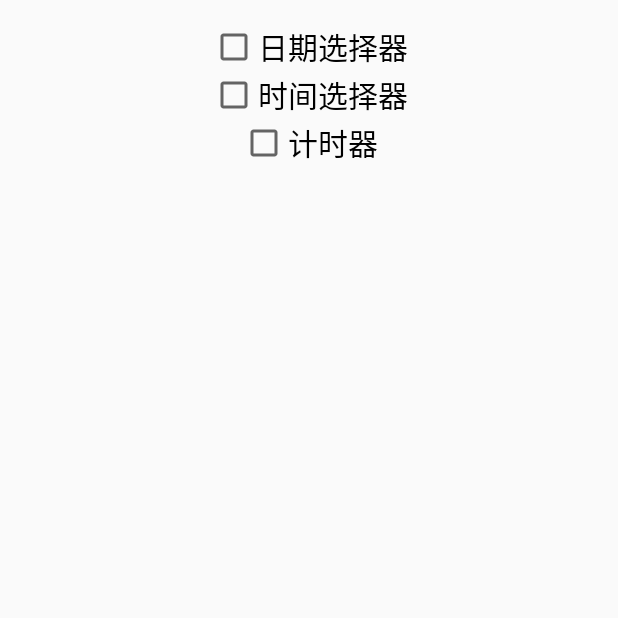
After one commit to EWinner1/Android, an Android app: the TimeActivity screen opened directly, with no data from a screen before it, on a phone screen of 412 x 824 dp, the top half of it. The commit adds this screen. Run offline under Robolectric (Android 15) with nearby library versions, the phone set to English and light mode, and no system bars.

Commit message:
new lesson
new lesson

```diff
--- a/Hello/app/src/main/AndroidManifest.xml
+++ b/Hello/app/src/main/AndroidManifest.xml
@@ -8,7 +8,11 @@
         android:label="@string/app_name"
         android:roundIcon="@mipmap/ic_launcher_round"
         android:supportsRtl="true"
-        android:theme="@style/AppTheme">
+        android:theme="@style/Theme.AppCompat.Light.DarkActionBar">
+        <activity android:name=".pack1.TimeActivity"
+            android:theme="@style/Theme.AppCompat.DayNight.NoActionBar"></activity>
+        <activity android:name=".pack1.CheckBoxActivity" />
+        <activity android:name=".pack1.RadioButtonActivity" />
         <activity android:name=".pack1.GridViewActivity" />
         <activity android:name=".pack1.TableLayoutActivity" />
         <activity android:name=".pack1.FrameLayoutActivity" />
--- a/Hello/app/src/main/java/com/ew/hello/pack1/GridViewActivity.java
+++ b/Hello/app/src/main/java/com/ew/hello/pack1/GridViewActivity.java
@@ -8,6 +8,7 @@ import android.widget.AdapterView;
 import android.widget.GridView;
 import android.widget.Toast;
 
+import com.ew.hello.IClass.ToastUtil;
 import com.ew.hello.R;
 
 public class GridViewActivity extends AppCompatActivity {
@@ -23,9 +24,7 @@ public class GridViewActivity extends AppCompatActivity {
         mGv.setOnItemClickListener(new AdapterView.OnItemClickListener() {
             @Override
             public void onItemClick(AdapterView<?> adapterView, View view, int i, long l) {
-                Toast.makeText(GridViewActivity.this,
-                        "位置:"+(i+1)+",id"+l+"."
-                        ,Toast.LENGTH_LONG).show();
+                ToastUtil.showMsg(GridViewActivity.this, "位置:"+(i+1)+",id"+l+".",0);
             }
         });
     }
--- a/Hello/app/src/main/java/com/ew/hello/pack1/GridViewAdapter.java
+++ b/Hello/app/src/main/java/com/ew/hello/pack1/GridViewAdapter.java
@@ -1,15 +1,11 @@
 package com.ew.hello.pack1;
 
 import android.content.Context;
-import android.util.Log;
 import android.view.LayoutInflater;
 import android.view.View;
 import android.view.ViewGroup;
 import android.widget.BaseAdapter;
-import android.widget.ImageView;
 import android.widget.TextView;
-
-import androidx.recyclerview.widget.RecyclerView;
 
 import com.ew.hello.R;
 
--- /dev/null
+++ b/Hello/app/src/main/java/com/ew/hello/pack1/TimeActivity.java
@@ -0,0 +1,167 @@
+package com.ew.hello.pack1;
+
+import android.os.Bundle;
+import android.os.SystemClock;
+import android.view.View;
+import android.view.WindowManager;
+import android.widget.Button;
+import android.widget.CheckBox;
+import android.widget.Chronometer;
+import android.widget.CompoundButton;
+import android.widget.DatePicker;
+import android.widget.EditText;
+import android.widget.TextView;
+import android.widget.TimePicker;
+
+import androidx.appcompat.app.AppCompatActivity;
+
+import com.ew.hello.IClass.ToastUtil;
+import com.ew.hello.R;
+
+import java.util.Calendar;
+
+import static android.view.View.GONE;
+
+public class TimeActivity extends AppCompatActivity {
+
+    private DatePicker datePicker;
+    private TimePicker timePicker;
+    private Chronometer mChronometer;
+    private int y, m, d;
+    private TextView mTv1, mTv2;
+    private CheckBox mCb1, mCb2, mCb3;
+    private Button mBtnstart, mBtnstop;
+    private EditText min,second;
+    private String s1,s2;
+    private long i;
+
+    @Override
+    protected void onCreate(Bundle savedInstanceState) {
+        super.onCreate(savedInstanceState);
+        setContentView(R.layout.activity_time);
+        getWindow().setFlags(WindowManager.LayoutParams.FLAG_FULLSCREEN, WindowManager.LayoutParams.FLAG_FULLSCREEN);
+
+        mTv1 = findViewById(R.id.dp_tv1);
+        mTv2 = findViewById(R.id.dp_tv2);
+        mCb1 = findViewById(R.id.dp_cb1);
+        mCb2 = findViewById(R.id.dp_cb2);
+        mCb3 = findViewById(R.id.dp_cb3);
+        min = findViewById(R.id.settime1);
+        second = findViewById(R.id.settime2);
+        mBtnstart = findViewById(R.id.dp_start);
+        mBtnstop = findViewById(R.id.dp_stop);
+        timePicker = findViewById(R.id.dp_tp1);
+        datePicker = findViewById(R.id.dp_1);
+        mChronometer = findViewById(R.id.dp_cn);
+
+        mBtnstart.setOnClickListener(new View.OnClickListener() {
+            @Override
+            public void onClick(View view) {
+                if (min.length()==0){
+                    s1 = String.valueOf(0);
+                    min.setText("0");
+                }
+                if (second.length() ==0){
+                    s2 = String.valueOf(0);
+                    second.setText("0");
+                }
+                mChronometer.setBase(SystemClock.elapsedRealtime());
+                mChronometer.setFormat("%s");
+                mChronometer.start();
+                s1 = min.getText().toString();
+                s2 = second.getText().toString();
+                i = ((Long.parseLong(s1)*60+Long.parseLong(s2))*1000);
+                mChronometer.setOnChronometerTickListener(new Chronometer.OnChronometerTickListener() {
+                    @Override
+                    public void onChronometerTick(Chronometer chronometer) {
+                        if (SystemClock.elapsedRealtime() - mChronometer.getBase() >= i) {
+                            chronometer.stop();
+                            ToastUtil.showMsg(TimeActivity.this, "计时结束", 0);
+                        }
+                    }
+                });
+            }
+        });
+
+        mBtnstop.setOnClickListener(new View.OnClickListener() {
+            @Override
+            public void onClick(View view) {
+                mChronometer.stop();
+            }
+        });
+        mCb1.setOnCheckedChangeListener(new CompoundButton.OnCheckedChangeListener() {
+            @Override
+            public void onCheckedChanged(CompoundButton compoundButton, boolean b) {
+                if (mCb1.isChecked()) {
+                    datePicker.setVisibility(View.VISIBLE);
+                    mTv1.setVisibility(View.VISIBLE);
+                } else {
+                    datePicker.setVisibility(GONE);
+                    mTv1.setVisibility(GONE);
+                    mTv1.setText("");
+                }
+            }
+        });
+        mCb2.setOnCheckedChangeListener(new CompoundButton.OnCheckedChangeListener() {
+            @Override
+            public void onCheckedChanged(CompoundButton compoundButton, boolean b) {
+                if (mCb2.isChecked()) {
+                    timePicker.setVisibility(View.VISIBLE);
+                    mTv2.setVisibility(View.VISIBLE);
+                } else {
+                    timePicker.setVisibility(GONE);
+                    mTv2.setVisibility(GONE);
+                    mTv2.setText("");
+                }
+            }
+        });
+        mCb3.setOnCheckedChangeListener(new CompoundButton.OnCheckedChangeListener() {
+            @Override
+            public void onCheckedChanged(CompoundButton compoundButton, boolean b) {
+                if (mCb3.isChecked()) {
+                    mChronometer.setVisibility(View.VISIBLE);
+                    mBtnstart.setVisibility(View.VISIBLE);
+                    mBtnstop.setVisibility(View.VISIBLE);
+                    min.setVisibility(View.VISIBLE);
+                    second.setVisibility(View.VISIBLE);
+                } else {
+                    mChronometer.setVisibility(GONE);
+                    mBtnstart.setVisibility(GONE);
+                    mBtnstop.setVisibility(GONE);
+                    min.setVisibility(GONE);
+                    second.setVisibility(GONE);
+                }
+            }
+        });
+        Calendar calendar = Calendar.getInstance();
+        y = calendar.get(Calendar.YEAR);
+        m = calendar.get(Calendar.MONTH);
+        d = calendar.get(Calendar.DAY_OF_MONTH);
+        datePicker.init(y, m, d, new DatePicker.OnDateChangedListener() {
+            @Override
+            public void onDateChanged(DatePicker datePicker, int i, int i1, int i2) {
+                TimeActivity.this.y = i;
+                TimeActivity.this.m = i1;
+                TimeActivity.this.d = i2;
+                show(i, i1, i2, mTv1);
+            }
+        });
+        timePicker.setIs24HourView(true);
+        timePicker.setOnTimeChangedListener(new TimePicker.OnTimeChangedListener() {
+            @Override
+            public void onTimeChanged(TimePicker timePicker, int i, int i1) {
+                show(i, i1, mTv2);
+            }
+        });
+    }
+
+    private void show(int i, int i2, int i3, TextView textView) {
+        String s = i + "年" + (i2 + 1) + "月" + i3 + "日";
+        textView.setText(s);
+    }
+
+    private void show(int i, int i2, TextView textView) {
+        String s = i + "时" + (i2 + 1) + "分";
+        textView.setText(s);
+    }
+}
--- /dev/null
+++ b/Hello/app/src/main/res/drawable/shape1.xml
@@ -0,0 +1,8 @@
+<?xml version="1.0" encoding="utf-8"?>
+<shape xmlns:android="http://schemas.android.com/apk/res/android">
+    <corners
+        android:radius="15dp"/>
+    <stroke
+        android:width="3dp"
+        android:color="@color/colorOrange"/>
+</shape>
--- /dev/null
+++ b/Hello/app/src/main/res/layout/activity_time.xml
@@ -0,0 +1,137 @@
+<?xml version="1.0" encoding="utf-8"?>
+<ScrollView xmlns:android="http://schemas.android.com/apk/res/android"
+    xmlns:app="http://schemas.android.com/apk/res-auto"
+    xmlns:tools="http://schemas.android.com/tools"
+    android:layout_width="match_parent"
+    android:layout_height="match_parent"
+    tools:context=".pack1.TimeActivity"
+    android:gravity="center"
+    android:padding="15dp"
+    android:orientation="vertical">
+
+    <LinearLayout
+        android:layout_width="match_parent"
+        android:layout_height="match_parent"
+        android:orientation="vertical"
+        android:gravity="center">
+
+        <CheckBox
+            android:id="@+id/dp_cb1"
+            android:layout_width="wrap_content"
+            android:layout_height="wrap_content"
+            android:text="@string/DataPicker"
+            android:textSize="20sp"/>
+        <CheckBox
+            android:id="@+id/dp_cb2"
+            android:layout_width="wrap_content"
+            android:layout_height="wrap_content"
+            android:text="@string/TimePicker"
+            android:textSize="20sp"/>
+
+        <CheckBox
+            android:id="@+id/dp_cb3"
+            android:layout_width="wrap_content"
+            android:layout_height="wrap_content"
+            android:text="@string/Chronometer"
+            android:textSize="20sp" />
+
+        <DatePicker
+            android:id="@+id/dp_1"
+            android:layout_width="wrap_content"
+            android:layout_height="wrap_content"
+            android:visibility="gone"/>
+        <TextView
+            android:id="@+id/dp_tv1"
+            android:layout_width="300dp"
+            android:layout_height="50dp"
+            android:background="@color/colorBlack"
+            android:textColor="@color/colorWhite"
+            android:text="@string/DEFAULT"
+            android:gravity="center"
+            android:textSize="20sp"
+            android:visibility="gone"/>
+        <TimePicker
+            android:id="@+id/dp_tp1"
+            android:layout_marginTop="15dp"
+            android:layout_width="wrap_content"
+            android:layout_height="wrap_content"
+            android:visibility="gone"/>
+        <TextView
+            android:id="@+id/dp_tv2"
+            android:layout_width="300dp"
+            android:layout_height="50dp"
+            android:background="@color/colorBlack"
+            android:textColor="@color/colorWhite"
+            android:text="@string/DEFAULT"
+            android:gravity="center"
+            android:textSize="20sp"
+            android:visibility="gone"/>
+        <Chronometer
+            android:id="@+id/dp_cn"
+            android:layout_width="wrap_content"
+            android:layout_height="wrap_content"
+            android:format="已用时间：\n %s"
+            android:background="@drawable/background"
+            android:gravity="center"
+            android:textSize="25sp"
+            android:paddingTop="25dp"
+            android:visibility="gone"/>
+        <LinearLayout
+            android:layout_width="match_parent"
+            android:layout_height="wrap_content"
+            android:orientation="horizontal"
+            android:layout_marginTop="20dp">
+            <EditText
+                android:id="@+id/settime1"
+                android:layout_width="match_parent"
+                android:layout_height="50dp"
+                android:paddingStart="15dp"
+                android:paddingEnd="5dp"
+                android:hint="min"
+                android:background="@drawable/shape1"
+                android:inputType="number"
+                android:visibility="gone"
+                android:layout_weight="1"/>
+            <View
+                android:layout_width="10dp"
+                android:layout_height="50dp"
+                android:background="#00000000"/>
+            <EditText
+                android:id="@+id/settime2"
+                android:layout_width="match_parent"
+                android:layout_height="50dp"
+                android:paddingStart="15dp"
+                android:paddingEnd="5dp"
+                android:hint="seconds"
+                android:background="@drawable/shape1"
+                android:inputType="number"
+                android:visibility="gone"
+                android:layout_weight="1"/>
+        </LinearLayout>
+
+        <LinearLayout
+            android:layout_width="match_parent"
+            android:layout_height="wrap_content"
+            android:orientation="horizontal">
+            <Button
+                android:id="@+id/dp_start"
+                android:layout_width="0dp"
+                android:layout_height="50dp"
+                android:text="@string/startTime"
+                android:layout_weight="1"
+                android:visibility="gone"
+                android:layout_marginEnd="8dp"/>/>
+            <Button
+                android:id="@+id/dp_stop"
+                android:layout_width="0dp"
+                android:layout_height="50dp"
+                android:text="@string/stopTime"
+                android:layout_weight="1"
+                android:visibility="gone"/>
+        </LinearLayout>
+
+
+
+    </LinearLayout>
+
+</ScrollView>
--- a/Hello/app/src/main/res/values/strings.xml
+++ b/Hello/app/src/main/res/values/strings.xml
@@ -13,4 +13,16 @@
     <string name="num">学号</string>
     <string name="phone">手机号</string>
     <string name="remarks">备注</string>
+    <string name="question">一天，张三的店里来了一个顾客，挑了25元的货，顾客拿出100元假币，张三没有零钱找不开，就到隔壁李四的店里把这100元换成零钱，回来给顾客找了75元钱，过了一会儿，李四来找张三，说刚才的100元是假币，张三马上给李四换了张真钱，问张三赔了多少钱？</string>
+    <string name="answerA">A:100</string>
+    <string name="answerB">B:125</string>
+    <string name="answerC">C:175</string>
+    <string name="answerD">D:200</string>
+    <string name="commit">提交</string>
+    <string name="resolution"><u>查看解析</u></string>
+    <string name="DataPicker">日期选择器</string>
+    <string name="TimePicker">时间选择器</string>
+    <string name="Chronometer">计时器</string>
+    <string name="startTime">开始计时</string>
+    <string name="stopTime">停止计时</string>
 </resources>
```
Also changed, not shown: Hello/app/src/main/java/com/ew/hello/IClass/ToastUtil.java (added, +22 -0 lines), Hello/app/src/main/java/com/ew/hello/pack1/CheckBoxActivity.java (added, +87 -0 lines), Hello/app/src/main/java/com/ew/hello/pack1/Pack1Adapter.java (+13 -1 lines), Hello/app/src/main/java/com/ew/hello/pack1/RadioButtonActivity.java (added, +82 -0 lines), Hello/app/src/main/res/drawable/selector1.xml (added, +16 -0 lines), Hello/app/src/main/res/layout/activity_check_box.xml (added, +50 -0 lines), Hello/app/src/main/res/layout/activity_raddio_button.xml (added, +75 -0 lines), Hello/app/src/main/res/drawable/background.9.png (added), Hello/app/src/main/res/drawable/icon60.png (added).
